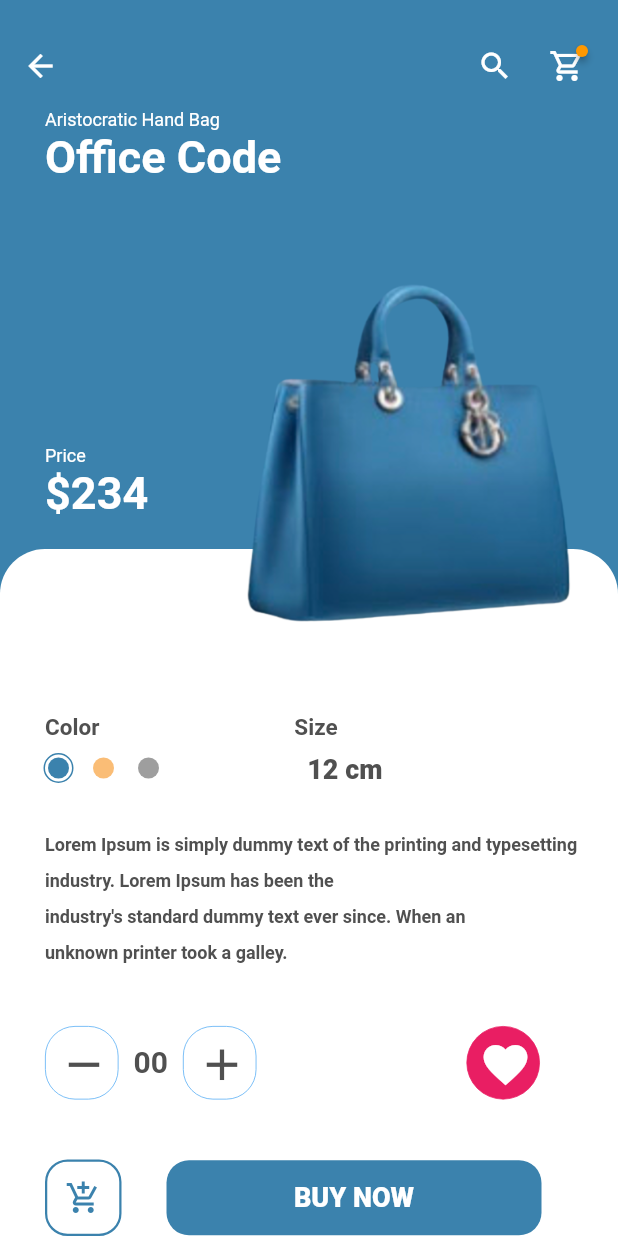
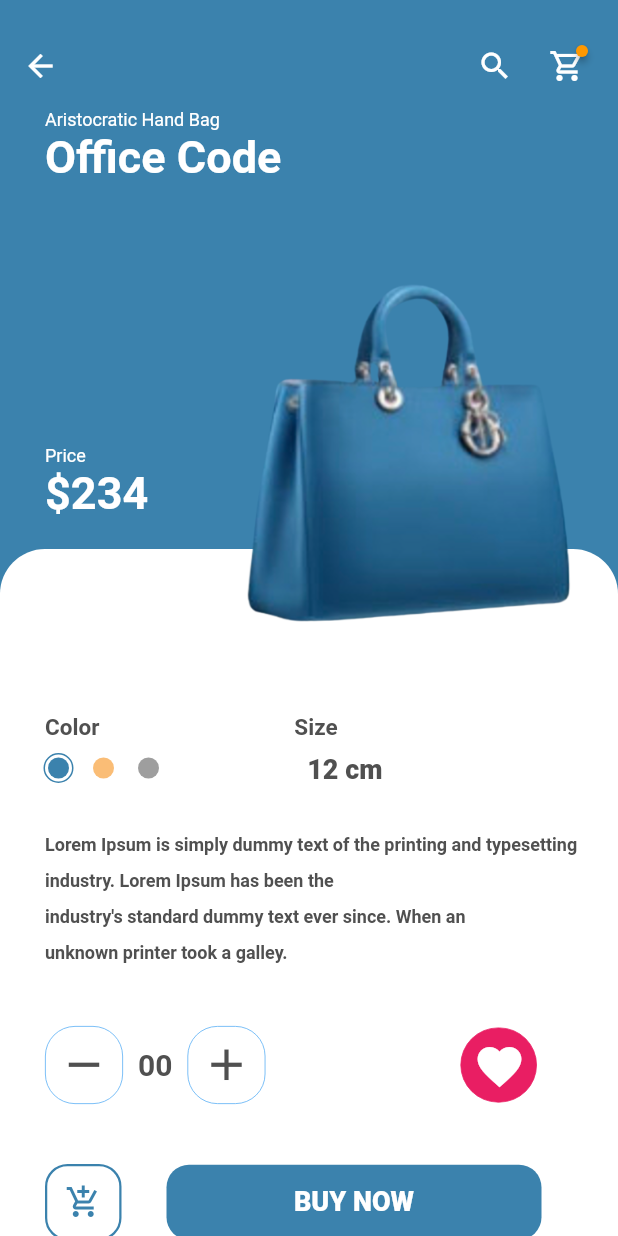
Before and after one commit to DuThuBa319/Introduce-Product-App, a Flutter app: the screen it shows after launch, on a phone screen of 412 x 824 dp. Run offline on Flutter 3.47's test engine with Material 2 defaults, Android fonts, the phone set to English and light mode, and no system bars; drawn by our look-alikes of badges.

Commit message:
Fix IconButton Padding

```diff
--- a/lib/main.dart
+++ b/lib/main.dart
@@ -110,6 +110,7 @@ class _IntroProductAppState extends State<IntroProductApp> {
       child: Row(children: [
         Container(
           margin: EdgeInsets.all(10),
+          padding: EdgeInsets.fromLTRB(0, 0, 3, 3),
           decoration: BoxDecoration(
               borderRadius: BorderRadius.circular(20),
               border: Border.all(
@@ -144,6 +145,7 @@ class _IntroProductAppState extends State<IntroProductApp> {
         ),
         Container(
           margin: EdgeInsets.all(10),
+          padding: EdgeInsets.fromLTRB(0, 0, 3, 3),
           decoration: BoxDecoration(
               borderRadius: BorderRadius.circular(20),
               border: Border.all(
@@ -164,9 +166,10 @@ class _IntroProductAppState extends State<IntroProductApp> {
               )),
         ),
         const SizedBox(
-          width: 130,
+          width: 120,
         ),
         Container(
+          padding: EdgeInsets.fromLTRB(0, 0, 2, 1),
           decoration: BoxDecoration(
               color: Colors.pink,
               borderRadius: BorderRadius.circular(100),
```
